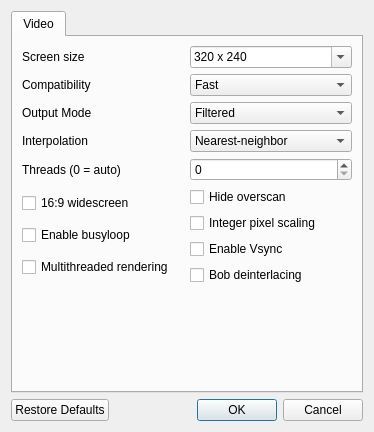
This is Source/3rdParty/mupen64plus-video-angrylion-plus/src/plugin/mupen64plus/UserInterface/MainDialog.ui in SatanNintendo/RMG as Qt 5 draws it before an edit. The edited form follows.
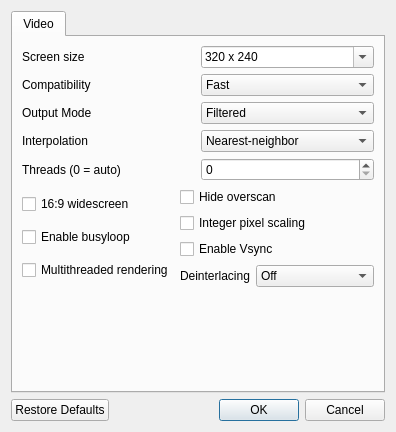
This is the edited form.

```diff
--- a/Source/3rdParty/mupen64plus-video-angrylion-plus/src/plugin/mupen64plus/UserInterface/MainDialog.ui
+++ b/Source/3rdParty/mupen64plus-video-angrylion-plus/src/plugin/mupen64plus/UserInterface/MainDialog.ui
@@ -284,14 +284,40 @@
              </widget>
              </item>
              <item>
-              <widget class="QCheckBox" name="viBobDeinterlaceCheckBox">
+              <layout class="QHBoxLayout" name="viDeinterlaceLayout">
+               <item>
+                <widget class="QLabel" name="viDeinterlaceLabel">
                <property name="toolTip">
                 <string>Only applies in Filtered VI mode. Uses the current field and doubles its lines to remove moving combing. Vertical detail is reduced while enabled.</string>
                </property>
                <property name="text">
-                <string>Bob deinterlacing</string>
-               </property>
-              </widget>
+                  <string>Deinterlacing</string>
+                 </property>
+                </widget>
+               </item>
+               <item>
+                <widget class="QComboBox" name="viDeinterlaceComboBox">
+                 <property name="toolTip">
+                  <string>Off: native VI output. Bob: reconstruct from the current field. Motion Adaptive: preserve static detail with Weave and avoid combing on motion with Bob.</string>
+                 </property>
+                 <item>
+                  <property name="text">
+                   <string>Off</string>
+                  </property>
+                 </item>
+                 <item>
+                  <property name="text">
+                   <string>Bob</string>
+                  </property>
+                 </item>
+                 <item>
+                  <property name="text">
+                   <string>Motion Adaptive</string>
+                  </property>
+                 </item>
+                </widget>
+               </item>
+              </layout>
              </item>
             </layout>
            </item>
```
Left out of the diff: 2 changed lines with no effect on the pictures. Lines whose indentation alone changed are shown as unchanged.
